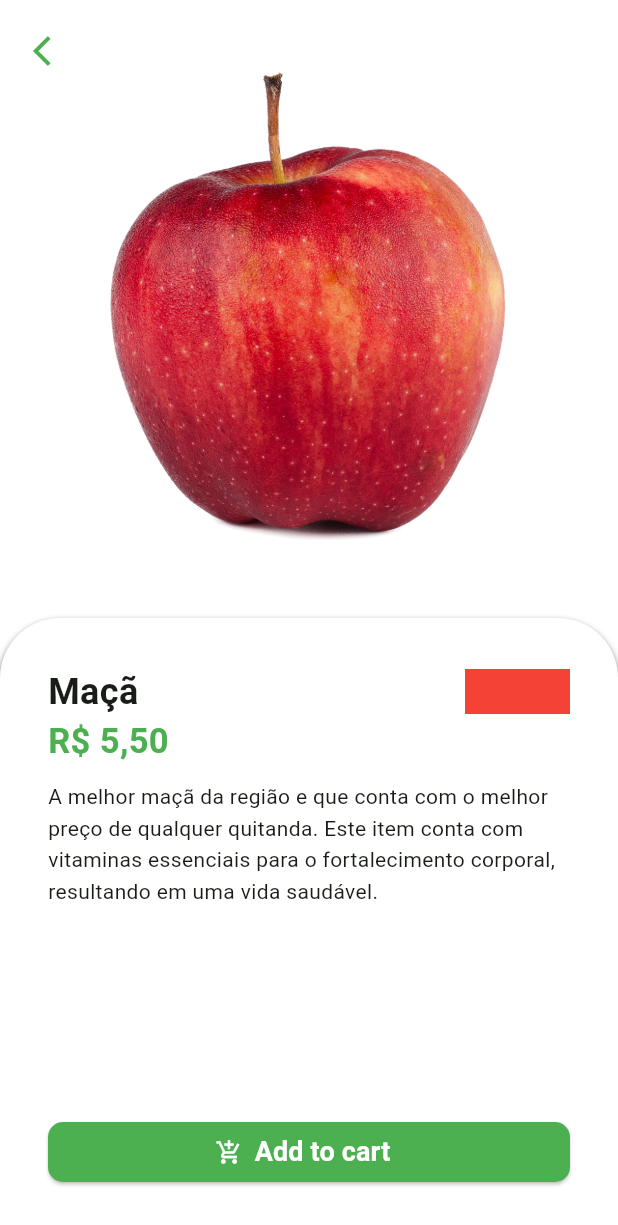
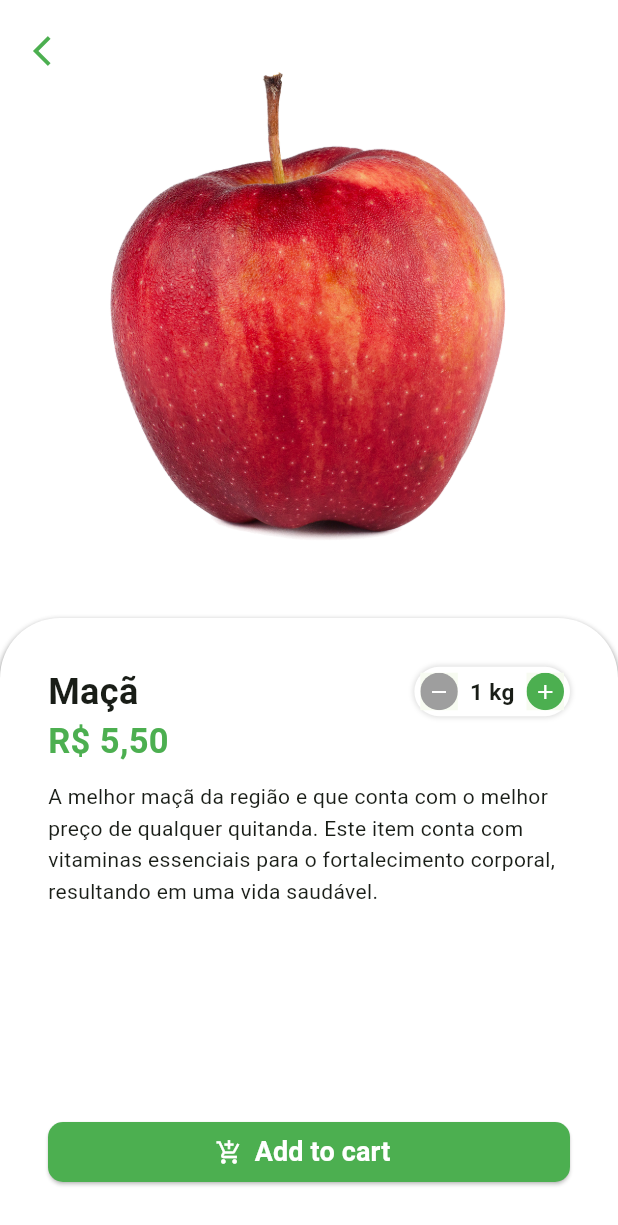
Before and after one commit to jardelbordignon/greengrocer-flutter, a Flutter app: the screen it shows after launch, after a tap on "Sign In", after a tap on "Maçã", on a phone screen of 412 x 824 dp. Shown: the top 1225 px of the screen. Run offline on Flutter 3.47's test engine with Material 3 defaults, Android fonts, the phone set to English and light mode, and no system bars; our stand-ins replace animated_text_kit, mask_text_input_formatter.

Commit message:
:sparkles: product details: quantity_widget

```diff
--- a/lib/src/screens/product/product_screen.dart
+++ b/lib/src/screens/product/product_screen.dart
@@ -2,6 +2,7 @@ import 'package:flutter/cupertino.dart';
 import 'package:flutter/material.dart';
 import 'package:flutter/widgets.dart';
 import 'package:greengrocer/src/models/item_model.dart';
+import 'package:greengrocer/src/screens/shared_widgets/quantity_widget.dart';
 import 'package:greengrocer/src/services/utils_services.dart';
 
 class ProductScreen extends StatelessWidget {
@@ -63,11 +64,7 @@ class ProductScreen extends StatelessWidget {
                           ),
 
                           // quantity
-                          Container(
-                            height: 30,
-                            width: 70,
-                            color: Colors.red,
-                          ),
+                          const QuantityWidget(),
                         ],
                       ),
 
--- /dev/null
+++ b/lib/src/screens/shared_widgets/quantity_widget.dart
@@ -0,0 +1,87 @@
+import 'package:flutter/material.dart';
+
+class QuantityWidget extends StatelessWidget {
+  const QuantityWidget({super.key});
+
+  @override
+  Widget build(BuildContext context) {
+    return Container(
+      padding: const EdgeInsets.all(4),
+      decoration: BoxDecoration(
+        color: Colors.white,
+        borderRadius: BorderRadius.circular(50),
+        boxShadow: [
+          BoxShadow(
+            color: Colors.grey.shade300,
+            blurRadius: 2,
+            spreadRadius: 1,
+          ),
+        ],
+      ),
+      child: Row(
+        children: [
+          // remove button
+          _QuantityButton(
+            color: Colors.grey,
+            icon: Icons.remove,
+            onTap: () {},
+          ),
+
+          // quantity
+          const Padding(
+            padding: EdgeInsets.symmetric(horizontal: 8),
+            child: Text(
+              '1 kg',
+              style: TextStyle(
+                fontSize: 15,
+                fontWeight: FontWeight.bold,
+              ),
+            ),
+          ),
+
+          // add button
+          _QuantityButton(
+            color: Colors.green,
+            icon: Icons.add,
+            onTap: () {},
+          ),
+        ],
+      ),
+    );
+  }
+}
+
+class _QuantityButton extends StatelessWidget {
+  final Color color;
+  final IconData icon;
+  final VoidCallback onTap;
+
+  const _QuantityButton({
+    required this.color,
+    required this.icon,
+    required this.onTap,
+  });
+
+  @override
+  Widget build(BuildContext context) {
+    return Material(
+      child: InkWell(
+        onTap: onTap,
+        borderRadius: BorderRadius.circular(50),
+        child: Ink(
+          height: 25,
+          width: 25,
+          decoration: BoxDecoration(
+            color: color,
+            shape: BoxShape.circle,
+          ),
+          child: Icon(
+            icon,
+            color: Colors.white,
+            size: 16,
+          ),
+        ),
+      ),
+    );
+  }
+}
```
